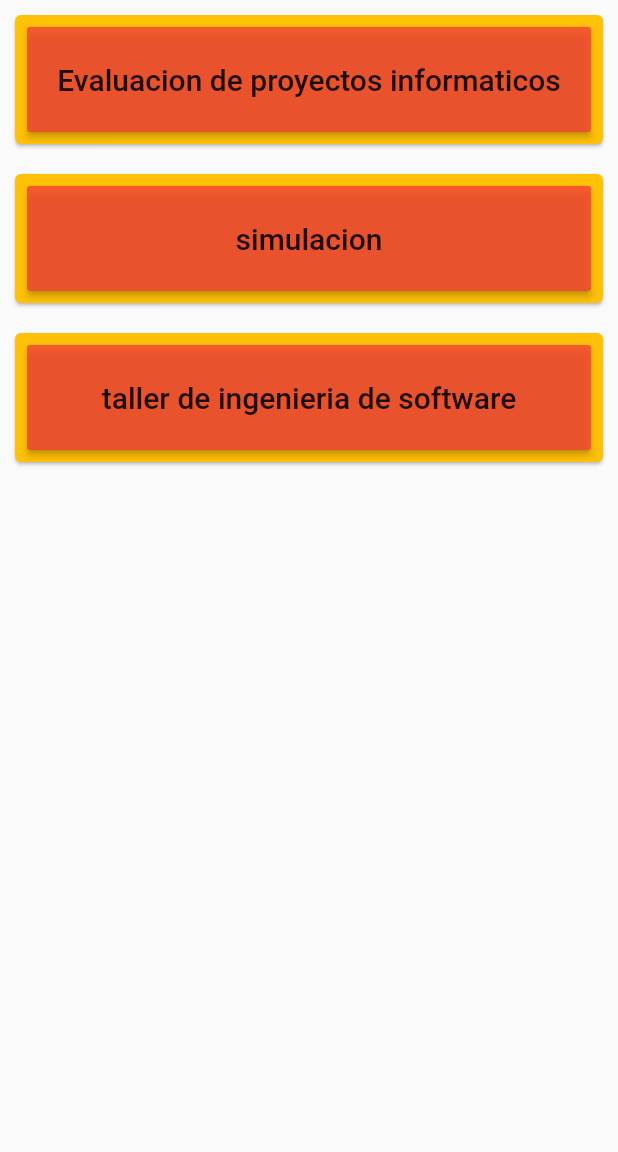
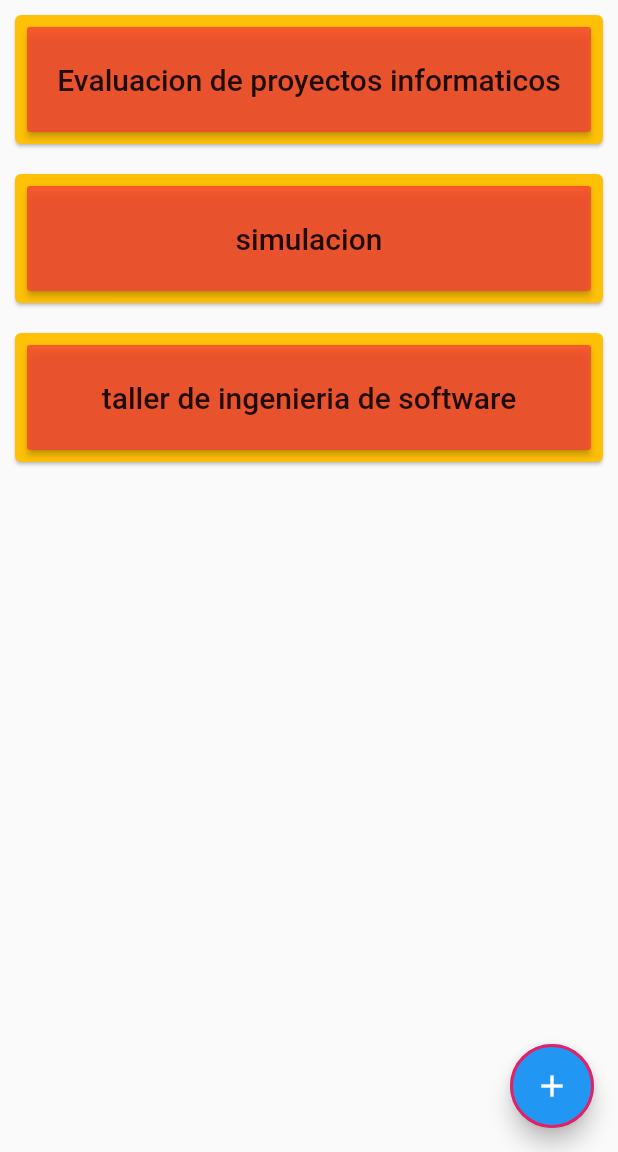
Before and after one commit to MillarCD/app_registro_asignaturas, a Flutter app: the screen it shows after launch, on a phone screen of 412 x 824 dp, the part 84-1236 px from its top. Run offline on Flutter 3.47's test engine with Material 2 defaults, Android fonts, the phone set to English and light mode, and no system bars.

Commit message:
Se despliega el modal al apretar el floatingActionButton

```diff
--- /dev/null
+++ b/lib/providers/modal_provider.dart
@@ -0,0 +1,14 @@
+
+
+import 'package:flutter/material.dart';
+
+class ModalProvider extends ChangeNotifier {
+  bool _isVisible = false;
+
+  bool get isVisible => _isVisible;
+  set isVisible(bool value) {
+    _isVisible = value;
+    notifyListeners();
+  }
+
+}
--- a/lib/screens/courses_screen.dart
+++ b/lib/screens/courses_screen.dart
@@ -1,7 +1,10 @@
-import 'package:asignaturas/widgets/custom_card.dart';
 import 'package:flutter/material.dart';
+
 import 'package:provider/provider.dart';
 
+import 'package:asignaturas/widgets/custom_card.dart';
+import 'package:asignaturas/widgets/modal_form.dart';
+import 'package:asignaturas/providers/modal_provider.dart';
 import 'package:asignaturas/providers/courses_provider.dart';
 
 class CoursesScreen extends StatelessWidget {
@@ -12,10 +15,14 @@ class CoursesScreen extends StatelessWidget {
   Widget build(BuildContext context) {
 
     final coursesProvider = Provider.of<CoursesProvider>(context);
+    final modalProvider = Provider.of<ModalProvider>(context);
+
     final courses = coursesProvider.courses;
 
     return Scaffold(
-      body: CustomScrollView(
+      body: Stack(
+        children: [
+          CustomScrollView(
             slivers: [
               const SliverAppBar(
                 title: Text("Asignaturas"),
@@ -33,10 +40,32 @@ class CoursesScreen extends StatelessWidget {
                     );
                   }
                 ),
-          )
+              ),
             ],
+          ),
 
+          if (modalProvider.isVisible) const ModalForm(),
+
+        ]
       ),
+
+      floatingActionButton: (!modalProvider.isVisible) ? FloatingActionButton(
+        child: Container(
+          width: double.infinity,
+          height: double.infinity,
+          decoration: BoxDecoration(
+            border: Border.all(color: Colors.pink, width: 2),
+            borderRadius: BorderRadius.circular(50),
+          ),
+          child: const Icon(Icons.add)
+        ),
+        onPressed: () {
+          print('[COURSES SCREEN] add course');
+          // TODO: desplegar ventana para crear asignatura
+          modalProvider.isVisible = true;
+        },
+      ) : null,
+
     );
   }
 }
```
Also changed, not shown: lib/main.dart (+6 -2 lines), lib/providers/form_provider.dart (added, +25 -0 lines), lib/widgets/course_form.dart (added, +17 -0 lines), lib/widgets/custom_text_field.dart (added, +22 -0 lines), lib/widgets/modal_form.dart (added, +121 -0 lines), lib/widgets/test_form.dart (added, +21 -0 lines). Lines whose indentation alone changed are shown as unchanged.
